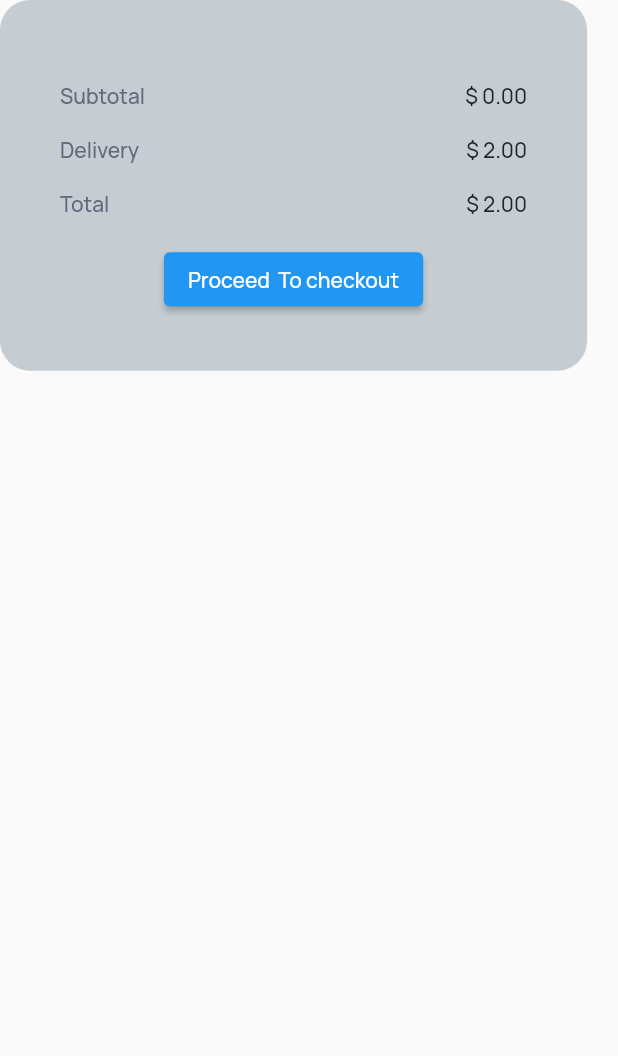
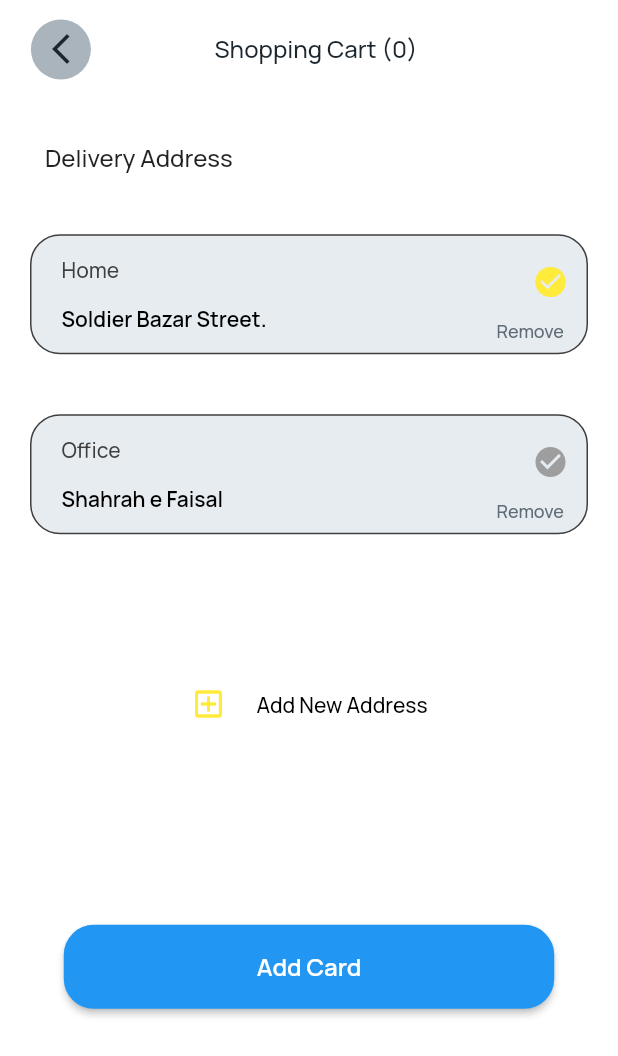
Before and after one commit to mehdinathani/Ecommerce_App_Complete_UI_Project_Flutter, a Flutter app: the CartBottomSheet widget shown alone on an empty page, opened directly, after a tap on an icon or button, on a phone screen of 412 x 824 dp. Shown: the top 1056 px of the screen. Run offline on Flutter 3.47's test engine with Material 2 defaults, Android fonts, the phone set to English and light mode, and no system bars; our stand-ins replace animated_notch_bottom_bar, badges, carousel_slider, flutter_svg_provider, fluttertoast, page_transition and 3 more; accounts and stored records are empty.

Commit message:
select address on checkout

```diff
--- a/lib/components/address.dart
+++ b/lib/components/address.dart
@@ -1,17 +1,23 @@
 class Address {
-  String premisesType;
-  String address;
+  static List<Map<String, dynamic>> addressList = [
+    {
+      'addressName': 'Home',
+      'addressDetails': 'Soldier Bazar Street.',
+      'addressSelected': true,
+    },
+    {
+      'addressName': 'Office',
+      'addressDetails': 'Shahrah e Faisal',
+      'addressSelected': false,
+    }
+  ];
 
-  Address(this.premisesType, this.address);
-
-  @override
-  String toString() {
-    return address;
+  static void addAddress(String name, String details, bool selected) {
+    final newAddress = {
+      'addressName': name,
+      'addressDetails': details,
+      'addressSelected': selected,
+    };
+    addressList.add(newAddress);
   }
 }
-
-Map<String, Address> addresses = {
-  "Home": Address("Home", "Manekjee Street, Soldier Bazar, Karachi"),
-  "Office": Address("Office", "FTC Building, Shahrah E Faisal"),
-  "Other": Address("Other", "Bahadurabad"),
-};
--- a/lib/components/strings.dart
+++ b/lib/components/strings.dart
@@ -14,4 +14,5 @@ class OnBoardingTextData {
   static String dealsin = "Deals on Fruits & Tea";
   static String cartOffer = "25%";
   static String checkoutText = "Proceed  To checkout";
+  static String deliveryaddress = "Delivery Address";
 }
--- /dev/null
+++ b/lib/screens/onBoarding/checkout_view.dart
@@ -0,0 +1,31 @@
+import 'package:flutter/material.dart';
+import 'package:provider/provider.dart';
+import 'package:uimehdinathani/widgets/checkout_address.dart';
+import 'package:uimehdinathani/widgets/cart_provider.dart';
+import 'package:uimehdinathani/widgets/checkout_appbar.dart';
+
+class CheckOutView extends StatefulWidget {
+  const CheckOutView({super.key});
+
+  @override
+  State<CheckOutView> createState() => _CheckOutViewState();
+}
+
+class _CheckOutViewState extends State<CheckOutView> {
+  @override
+  Widget build(BuildContext context) {
+    return Consumer<CartProvider>(builder: (context, cartProvider, child) {
+      final cartItems = cartProvider.cartItems;
+      return const SafeArea(
+          child: Scaffold(
+              backgroundColor: Colors.white,
+              body: Column(
+                children: [
+                  CheckoutAppBar(),
+                  Expanded(child: SelectAddressCheckOut()),
+                ],
+              )));
+    });
+  }
+  // dispay cart items.
+}
--- a/lib/widgets/cart_bottomsheet.dart
+++ b/lib/widgets/cart_bottomsheet.dart
@@ -1,6 +1,7 @@
 import 'package:flutter/material.dart';
 import 'package:provider/provider.dart';
 import 'package:uimehdinathani/components/strings.dart';
+import 'package:uimehdinathani/screens/onBoarding/checkout_view.dart';
 import 'package:uimehdinathani/styles/colors.dart';
 import 'package:uimehdinathani/styles/typo.dart';
 import 'package:uimehdinathani/widgets/cart_provider.dart';
@@ -74,7 +75,14 @@ class CartBottomSheet extends StatelessWidget {
               style: ButtonStyle(
                 backgroundColor: MaterialStateProperty.all<Color>(Colors.blue),
               ),
-              onPressed: () {},
+              onPressed: () {
+                Navigator.push(
+                  context,
+                  MaterialPageRoute(
+                    builder: ((context) => const CheckOutView()),
+                  ),
+                );
+              },
               child: Text(OnBoardingTextData.checkoutText),
             ),
           ],
--- /dev/null
+++ b/lib/widgets/checkout_address.dart
@@ -0,0 +1,384 @@
+import 'package:flutter/material.dart';
+import 'package:page_transition/page_transition.dart';
+import 'package:uimehdinathani/components/address.dart';
+import 'package:uimehdinathani/screens/onBoarding/checkout_addcard.dart';
+import 'package:uimehdinathani/styles/colors.dart';
+import 'package:uimehdinathani/widgets/customToast.dart';
+
+class SelectAddressCheckOut extends StatefulWidget {
+  const SelectAddressCheckOut({super.key});
+
+  @override
+  State<SelectAddressCheckOut> createState() => _SelectAddressCheckOutState();
+}
+
+class _SelectAddressCheckOutState extends State<SelectAddressCheckOut> {
+  TextEditingController addressName = TextEditingController();
+  TextEditingController address = TextEditingController();
+  FocusNode addressName1 = FocusNode();
+  FocusNode address2 = FocusNode();
+
+  late String address_name = '';
+  late String address_detail = '';
+  Map addAddress = {};
+
+  @override
+  Widget build(BuildContext context) {
+    return Column(
+      mainAxisSize: MainAxisSize.min,
+      crossAxisAlignment: CrossAxisAlignment.start,
+      children: [
+        Container(
+          //AppBar
+          margin: const EdgeInsets.fromLTRB(30, 20, 10, 20),
+          child: const Text(
+            'Delivery Address',
+            style: TextStyle(fontSize: 16, fontWeight: FontWeight.w400),
+          ),
+        ),
+        Address.addressList.isNotEmpty
+            ? Container(
+                height: MediaQuery.of(context).size.height * 0.35,
+                child: ListView.builder(
+                  itemCount: Address.addressList.length,
+                  itemBuilder: (context, index) {
+                    return Container(
+                      margin: const EdgeInsets.all(20),
+                      decoration: BoxDecoration(
+                        borderRadius: BorderRadius.circular(20),
+                        border:
+                            Border.all(width: 1, color: AppColors.amountColor),
+                        color: AppColors.black10,
+                      ),
+                      width: 330,
+                      height: 80,
+                      child: Row(
+                        mainAxisAlignment: MainAxisAlignment.spaceBetween,
+                        children: [
+                          Column(
+                            mainAxisAlignment: MainAxisAlignment.spaceEvenly,
+                            crossAxisAlignment: CrossAxisAlignment.start,
+                            children: [
+                              Container(
+                                margin: const EdgeInsets.only(left: 20),
+                                child: Text(
+                                  Address.addressList[index]['addressName'],
+                                  style: TextStyle(
+                                    fontSize: 14,
+                                    fontWeight: FontWeight.w400,
+                                    color: AppColors.amountColor,
+                                  ),
+                                ),
+                              ),
+                              Container(
+                                margin: const EdgeInsets.only(left: 20),
+                                child: Text(
+                                  Address.addressList[index]['addressDetails'],
+                                  style: const TextStyle(
+                                    fontSize: 14,
+                                    fontWeight: FontWeight.w600,
+                                    color: Colors.black,
+                                  ),
+                                ),
+                              ),
+                            ],
+                          ),
+                          Column(
+                            mainAxisAlignment: MainAxisAlignment.center,
+                            crossAxisAlignment: CrossAxisAlignment.end,
+                            children: [
+                              IconButton(
+                                onPressed: () {
+                                  setState(
+                                    () {
+                                      if (Address.addressList[index]
+                                              ['addressSelected'] ==
+                                          true) {
+                                        Address.addressList[index]
+                                            ['addressSelected'] = false;
+                                      } else {
+                                        Address.addressList[index]
+                                            ['addressSelected'] = true;
+                                      }
+                                    },
+                                  );
+                                },
+                                icon: Icon(
+                                  Icons.check_circle,
+                                  color: Address.addressList[index]
+                                              ['addressSelected'] ==
+                                          true
+                                      ? Colors.yellow
+                                      : Colors.grey,
+                                ),
+                              ),
+                              InkWell(
+                                onTap: () {
+                                  setState(() {
+                                    Address.addressList.removeAt(index);
+                                  });
+                                },
+                                child: Container(
+                                  margin: const EdgeInsets.only(right: 15),
+                                  child: Text(
+                                    'Remove',
+                                    style: TextStyle(
+                                      fontSize: 12,
+                                      fontWeight: FontWeight.w500,
+                                      color: AppColors.black60,
+                                    ),
+                                  ),
+                                ),
+                              )
+                            ],
+                          )
+                        ],
+                      ),
+                    );
+                  },
+                ),
+              )
+            : Container(
+                height: 500,
+                child: const Center(
+                  child: Text(
+                    'Add Address',
+                    style: TextStyle(
+                      fontSize: 20,
+                      fontWeight: FontWeight.w700,
+                    ),
+                  ),
+                ),
+              ),
+        Container(
+          margin: const EdgeInsets.only(top: 20),
+          child: InkWell(
+            onTap: () async {
+              setState(() {});
+              await showModalBottomSheet(
+                backgroundColor: AppColors.appBackgroundColor,
+                useSafeArea: true,
+                isScrollControlled: true,
+                context: context,
+                builder: (context) {
+                  return Padding(
+                    padding: EdgeInsets.only(
+                        bottom: MediaQuery.of(context).viewInsets.bottom),
+                    child: Container(
+                      height: 240,
+                      child: Center(
+                        child: ElevatedButton(
+                          onPressed: () {
+                            Navigator.pop(context);
+                          },
+                          child: Column(
+                            crossAxisAlignment: CrossAxisAlignment.end,
+                            children: [
+                              Container(
+                                margin: const EdgeInsets.only(top: 20),
+                                child: TextField(
+                                  focusNode: addressName1,
+                                  style: const TextStyle(color: Colors.black),
+                                  decoration: InputDecoration(
+                                    contentPadding: const EdgeInsets.symmetric(
+                                        vertical: 23, horizontal: 10),
+                                    suffixIcon: IconButton(
+                                      onPressed: () {
+                                        addressName.clear();
+                                      },
+                                      icon: const Icon(
+                                        Icons.cancel_outlined,
+                                        color: Colors.black,
+                                      ),
+                                    ),
+                                    hintText: 'Address Name',
+                                    filled: true,
+                                    fillColor: AppColors.whiteText,
+                                    enabledBorder: OutlineInputBorder(
+                                      borderRadius: BorderRadius.circular(5),
+                                      borderSide: const BorderSide(
+                                          color: Colors.black, width: 0.5),
+                                    ),
+                                  ),
+                                  controller: addressName,
+                                  onSubmitted: (String value) {
+                                    address_name = addressName.text;
+                                    FocusScope.of(context)
+                                        .requestFocus(address2);
+                                  },
+                                ),
+                              ),
+                              Container(
+                                margin: const EdgeInsets.only(top: 10),
+                                child: TextField(
+                                  focusNode: address2,
+                                  style: const TextStyle(color: Colors.black),
+                                  decoration: InputDecoration(
+                                    contentPadding: const EdgeInsets.symmetric(
+                                        vertical: 23, horizontal: 10),
+                                    suffixIcon: IconButton(
+                                      onPressed: () {
+                                        address.clear();
+                                      },
+                                      icon: const Icon(
+                                        Icons.cancel_outlined,
+                                        color: Colors.black,
+                                      ),
+                                    ),
+                                    hintText: 'Address',
+                                    filled: true,
+                                    fillColor: AppColors.whiteText,
+                                    enabledBorder: OutlineInputBorder(
+                                      borderRadius: BorderRadius.circular(5),
+                                      borderSide: const BorderSide(
+                                          color: Colors.black, width: 0.5),
+                                    ),
+                                    focusedBorder: OutlineInputBorder(
+                                      borderRadius: BorderRadius.circular(5),
+                                      borderSide: const BorderSide(
+                                          color: Colors.black, width: 1),
+                                    ),
+                                  ),
+                                  controller: address,
+                                  onSubmitted: (String value) {
+                                    address_detail = address.text;
+                                  },
+                                ),
+                              ),
+                              Container(
+                                margin: const EdgeInsets.only(top: 10),
+                                child: ElevatedButton(
+                                  style: ElevatedButton.styleFrom(
+                                      fixedSize: const Size(100, 50),
+                                      backgroundColor: AppColors.whiteText,
+                                      side: const BorderSide(
+                                          width: 2, color: Colors.black),
+                                      shape: RoundedRectangleBorder(
+                                          borderRadius:
+                                              BorderRadius.circular(10))),
+                                  onPressed: () {
+                                    setState(() {
+                                      if (addressName.text == '' &&
+                                          address.text == '') {
+                                        CustomToast.showToast(
+                                            'Please fill both TextField');
+                                      } else if (addressName.text == '') {
+                                        CustomToast.showToast(
+                                            'Please enter address name');
+                                      } else if (address.text == '') {
+                                        CustomToast.showToast(
+                                            'Please enter address details');
+                                      } else {
+                                        address_name = addressName.text;
+                                        address_detail = address.text;
+                                        addressName.clear();
+                                        address.clear();
+
+                                        addAddress['addressName'] =
+                                            address_name;
+                                        addAddress['addressDetails'] =
+                                            address_detail;
+                                        addAddress['addressSelected'] = true;
+                                        Address.addressList.add(
+                                            Map<String, dynamic>.from(
+                                                addAddress));
+                                        addAddress = {};
+                                        Navigator.pop(context);
+                                      }
+                                    });
+                                  },
+                                  child: const Text(
+                                    'Submit',
+                                    style: TextStyle(color: Colors.black),
+                                  ),
+                                ),
+                              ),
+                            ],
+                          ),
+                        ),
+                      ),
+                    ),
+                  );
+                },
+              );
+              setState(() {});
+            },
+            child: Center(
+              child: Container(
+                height: 50,
+                child: const Row(
+                  mainAxisSize: MainAxisSize.min,
+                  mainAxisAlignment: MainAxisAlignment.center,
+                  children: [
+                    Icon(
+                      Icons.add_box_outlined,
+                      color: Colors.yellow,
+                    ),
+                    SizedBox(
+                      width: 20,
+                    ),
+                    Text(
+                      'Add New Address',
+                      style: TextStyle(
+                          fontSize: 14,
+                          fontWeight: FontWeight.w500,
+                          color: Colors.black),
+                    )
+                  ],
+                ),
+              ),
+            ),
+          ),
+        ),
+        Address.addressList.isNotEmpty
+            ? Center(
+                child: Container(
+                  margin: const EdgeInsets.only(top: 122),
+                  child: ElevatedButton(
+                    style: ElevatedButton.styleFrom(
+                        backgroundColor: Colors.blue,
+                        shape: const RoundedRectangleBorder(
+                          borderRadius: BorderRadius.all(
+                            Radius.circular(20),
+                          ),
+                        ),
+                        fixedSize: const Size(327, 56)),
+                    onPressed: () {
+                      int Count = 0;
+                      for (int i = 0; i < Address.addressList.length; i++) {
+                        if (Address.addressList[i]['addressSelected'] == true) {
+                          Count++;
+                        }
+                      }
+
+                      if (Count == 0) {
+                        CustomToast.showToast('Select an Address');
+                      } else if (Count == 1) {
+                        print(Address.addressList);
+                        Navigator.push(
+                          context,
+                          PageTransition(
+                            curve: Curves.linear,
+                            type: PageTransitionType.rightToLeft,
+                            child: const CheckOutAddCard(),
+                          ),
+                        );
+                      } else {
+                        CustomToast.showToast('Select only 1 Address');
+                      }
+                    },
+                    child: const Text(
+                      "Add Card",
+                      style: TextStyle(
+                          fontSize: 16,
+                          fontWeight: FontWeight.w600,
+                          color: Colors.white),
+                    ),
+                  ),
+                ),
+              )
+            : Container(),
+      ],
+    );
+  }
+}
--- /dev/null
+++ b/lib/widgets/checkout_appbar.dart
@@ -0,0 +1,51 @@
+import 'package:flutter/material.dart';
+import 'package:provider/provider.dart';
+import 'package:uimehdinathani/components/globals.dart';
+import 'package:uimehdinathani/components/strings.dart';
+import 'package:uimehdinathani/styles/colors.dart';
+import 'package:uimehdinathani/styles/typo.dart';
+import 'package:uimehdinathani/widgets/backbutton_custom.dart';
+import 'package:uimehdinathani/widgets/cart_provider.dart';
+
+class CheckoutAppBar extends StatefulWidget {
+  const CheckoutAppBar({super.key});
+
+  @override
+  State<CheckoutAppBar> createState() => _CheckoutAppBarState();
+}
+
+class _CheckoutAppBarState extends State<CheckoutAppBar> {
+  @override
+  Widget build(BuildContext context) {
+    return Consumer<CartProvider>(
+      builder: (context, cartProvider, child) {
+        double mediaWidth = MediaQuery.of(context).size.width;
+        double mediaHieght = MediaQuery.of(context).size.height;
+
+        return Container(
+          width: mediaWidth * 1,
+          height: mediaHieght * 0.09,
+          color: AppColors.whiteText,
+          child: Column(children: [
+            Row(
+              children: [
+                SizedBox(
+                  height: mediaHieght * 0.08,
+                  width: mediaWidth * 0.05,
+                ),
+                const CustomBackButton(),
+                SizedBox(
+                  width: mediaWidth * 0.2,
+                ),
+                Text(
+                  "Shopping Cart (${cartProvider.cartItems.length})",
+                  style: cartAppBarTilteStyle,
+                ),
+              ],
+            ),
+          ]),
+        );
+      },
+    );
+  }
+}
--- a/lib/widgets/deliveryTimeMenu.dart
+++ b/lib/widgets/deliveryTimeMenu.dart
@@ -6,7 +6,7 @@ import '../styles/colors.dart';
 import '../styles/typo.dart';
 
 class DeliveryTimeMenu extends StatefulWidget {
-  static String? selectedTime;
+  static String? selectedTime = DeliveryTime.oneHour;
   const DeliveryTimeMenu({super.key});
 
   @override
--- a/pubspec.yaml
+++ b/pubspec.yaml
@@ -46,6 +46,8 @@ dependencies:
   smooth_star_rating_null_safety: ^1.0.4+2
   shared_preferences: ^2.2.1
   provider: ^6.0.5
+  fluttertoast: ^8.2.2
+  page_transition: ^2.1.0
 
 dev_dependencies:
   flutter_test:
```
Also changed, not shown: lib/screens/onBoarding/checkout_addcard.dart (added, +22 -0 lines), lib/styles/typo.dart (+24 -0 lines), lib/widgets/customToast.dart (added, +15 -0 lines), lib/widgets/locationmenu.dart (+17 -20 lines), pubspec.lock.
